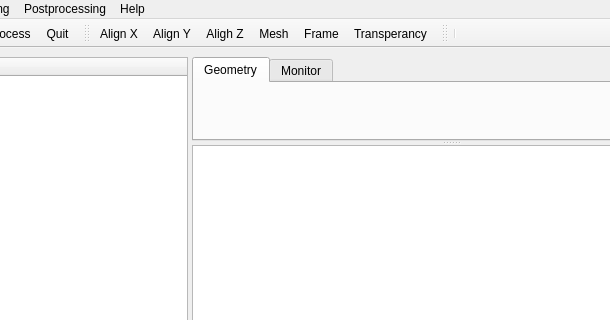
shach934/scripts, file PyQtVTK/ccm.ui: the form before one commit; both pictures show x 340 to 950 and y 0 to 320 of the 1059 by 731 pixel window.
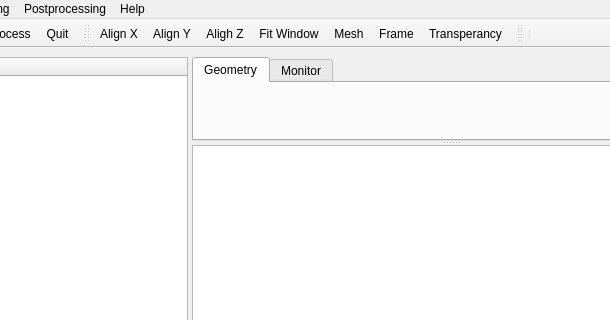
The form after the commit. Icons and pictures are not drawn.

Diff of the .ui file:
```diff
--- a/PyQtVTK/ccm.ui
+++ b/PyQtVTK/ccm.ui
@@ -529,6 +529,7 @@
    <addaction name="actionAlign_X"/>
    <addaction name="actionAlign_Y"/>
    <addaction name="actionAligh_Z"/>
+   <addaction name="actionFit_Window"/>
    <addaction name="actionMesh"/>
    <addaction name="actionFrame"/>
    <addaction name="actionTransperancy"/>
@@ -847,6 +848,15 @@
     <string>Mass flow rate</string>
    </property>
   </action>
+  <action name="actionFit_Window">
+   <property name="icon">
+    <iconset>
+     <normaloff>images/fit window.svg</normaloff>images/fit window.svg</iconset>
+   </property>
+   <property name="text">
+    <string>Fit Window</string>
+   </property>
+  </action>
  </widget>
  <resources/>
  <connections/>
```
Left out of the diff: 3 changed lines with no effect on the pictures.
